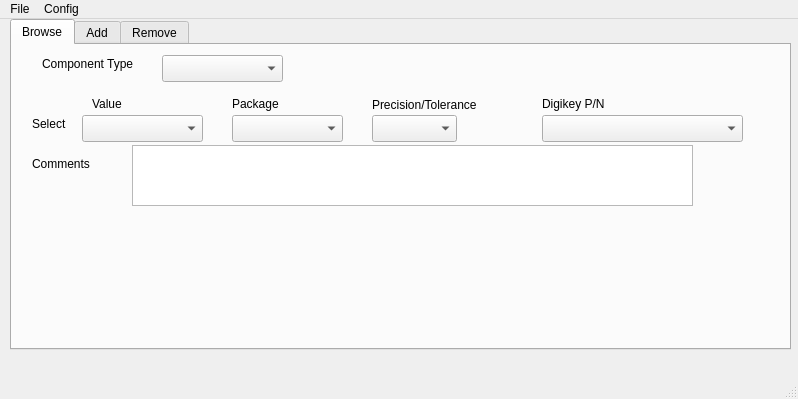
Qt form mainwindow.ui (embedCreativity/PCBHelper) before a commit.
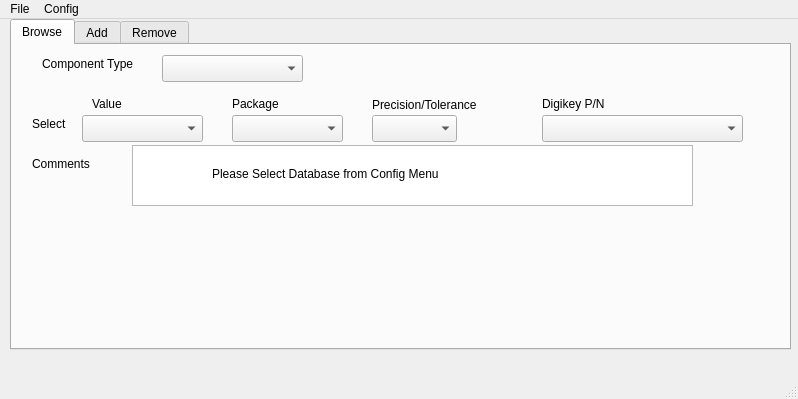
The same form after that commit.

Commit message: Display hiding and database querying looking good.

What changed in the file:
```diff
--- a/mainwindow.ui
+++ b/mainwindow.ui
@@ -81,7 +81,7 @@
        <rect>
         <x>150</x>
         <y>10</y>
-        <width>121</width>
+        <width>141</width>
         <height>27</height>
        </rect>
       </property>
@@ -181,6 +181,19 @@
        </rect>
       </property>
      </widget>
+     <widget class="QLabel" name="lbl_helper">
+      <property name="geometry">
+       <rect>
+        <x>200</x>
+        <y>120</y>
+        <width>331</width>
+        <height>17</height>
+       </rect>
+      </property>
+      <property name="text">
+       <string>Please Select Database from Config Menu</string>
+      </property>
+     </widget>
     </widget>
     <widget class="QWidget" name="Add">
      <attribute name="title">
```
Left out of the diff: 26 changed lines with no effect on the pictures. The commit also changes 2 other files.
